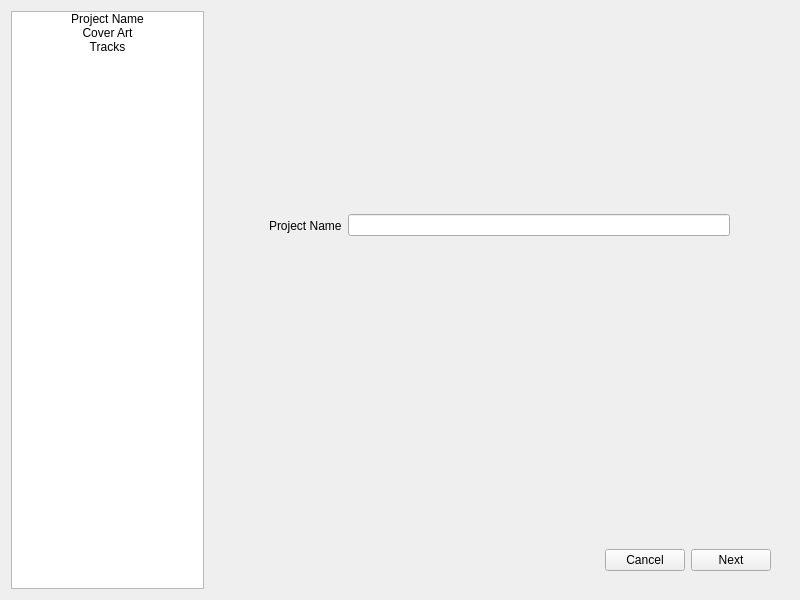
This is src/app/createprojectdialog.ui in Taylor-Hallman/AlbumMaker as Qt 5 draws it before an edit. The edited form follows.
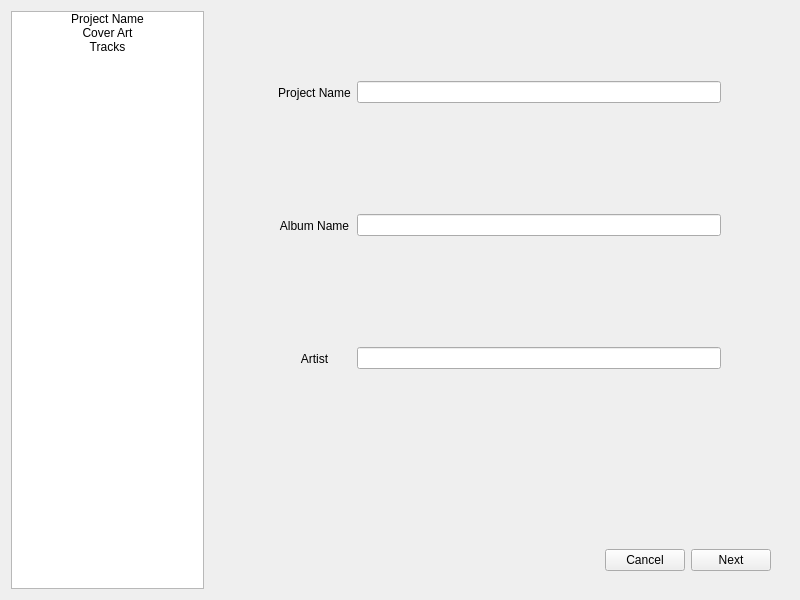
This is the edited form. The open tabs and pages were chosen to show the change. Icons and pictures are not drawn. Custom widgets are drawn as their Qt base class.

Commit message: carry data over from new project dialog to main editor

What changed in the file:
```diff
--- a/src/app/createprojectdialog.ui
+++ b/src/app/createprojectdialog.ui
@@ -63,7 +63,7 @@
          <number>2</number>
         </property>
         <widget class="QWidget" name="projectName">
-         <layout class="QHBoxLayout" name="horizontalLayout_3">
+         <layout class="QVBoxLayout" name="verticalLayout_4">
           <property name="leftMargin">
            <number>50</number>
           </property>
@@ -71,14 +71,61 @@
            <number>50</number>
           </property>
           <item>
-           <widget class="QLabel" name="label">
-            <property name="text">
-             <string>Project Name</string>
-            </property>
+           <widget class="QWidget" name="widget_3" native="true">
+            <layout class="QHBoxLayout" name="horizontalLayout_3" stretch="1,5">
+             <item>
+              <widget class="QLabel" name="label">
+               <property name="text">
+                <string>Project Name</string>
+               </property>
+               <property name="alignment">
+                <set>Qt::AlignmentFlag::AlignCenter</set>
+               </property>
+              </widget>
+             </item>
+             <item>
+              <widget class="QLineEdit" name="nameField"/>
+             </item>
+            </layout>
            </widget>
           </item>
           <item>
-           <widget class="QLineEdit" name="nameField"/>
+           <widget class="QWidget" name="widget_4" native="true">
+            <layout class="QHBoxLayout" name="horizontalLayout_6" stretch="1,5">
+             <item>
+              <widget class="QLabel" name="label_3">
+               <property name="text">
+                <string>Album Name</string>
+               </property>
+               <property name="alignment">
+                <set>Qt::AlignmentFlag::AlignCenter</set>
+               </property>
+              </widget>
+             </item>
+             <item>
+              <widget class="QLineEdit" name="albumNameField"/>
+             </item>
+            </layout>
+           </widget>
+          </item>
+          <item>
+           <widget class="QWidget" name="widget_5" native="true">
+            <layout class="QHBoxLayout" name="horizontalLayout_7" stretch="1,5">
+             <item>
+              <widget class="QLabel" name="label_4">
+               <property name="text">
+                <string>Artist</string>
+               </property>
+               <property name="alignment">
+                <set>Qt::AlignmentFlag::AlignCenter</set>
+               </property>
+              </widget>
+             </item>
+             <item>
+              <widget class="QLineEdit" name="artistField"/>
+             </item>
+            </layout>
+           </widget>
           </item>
          </layout>
         </widget>
```
Left out of the diff: 38 changed lines with no effect on the pictures. The commit also changes 13 other files.
